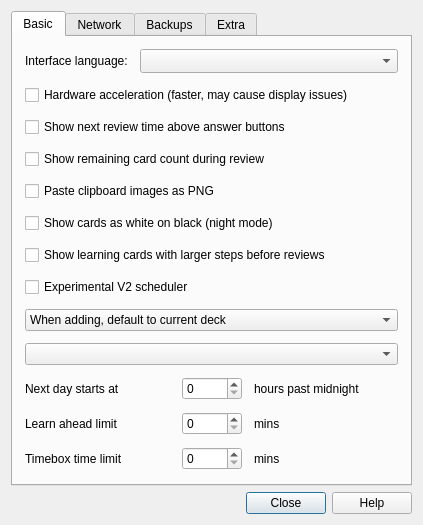
Above: designer/preferences.ui from lovac42/anki before the change. Below: the same form after it.
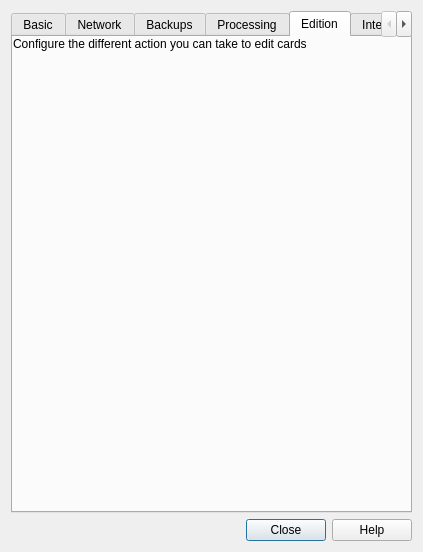
That is the form after the change. The open tabs and pages were chosen to show the change.

Commit message: Multiple preferences windows

Diff of the .ui file:
```diff
--- a/designer/preferences.ui
+++ b/designer/preferences.ui
@@ -7,7 +7,7 @@
     <x>0</x>
     <y>0</y>
     <width>423</width>
-    <height>508</height>
+    <height>552</height>
    </rect>
   </property>
   <property name="windowTitle">
@@ -467,7 +467,7 @@
      </widget>
      <widget class="QWidget" name="tab_3">
       <attribute name="title">
-       <string>Extra</string>
+       <string>Processing</string>
       </attribute>
       <widget class="QWidget" name="verticalLayoutWidget">
        <property name="geometry">
@@ -505,6 +505,80 @@
        </layout>
       </widget>
      </widget>
+     <widget class="QWidget" name="tab_4">
+      <attribute name="title">
+       <string>Edition</string>
+      </attribute>
+      <widget class="QWidget" name="verticalLayoutWidget_2">
+       <property name="geometry">
+        <rect>
+         <x>0</x>
+         <y>0</y>
+         <width>401</width>
+         <height>471</height>
+        </rect>
+       </property>
+       <layout class="QVBoxLayout" name="verticalLayout_5">
+        <item>
+         <widget class="QLabel" name="label_2">
+          <property name="text">
+           <string>Configure the different action you can take to edit cards</string>
+          </property>
+         </widget>
+        </item>
+        <item>
+         <spacer name="verticalSpacer_5">
+          <property name="orientation">
+           <enum>Qt::Vertical</enum>
+          </property>
+          <property name="sizeHint" stdset="0">
+           <size>
+            <width>20</width>
+            <height>40</height>
+           </size>
+          </property>
+         </spacer>
+        </item>
+       </layout>
+      </widget>
+     </widget>
+     <widget class="QWidget" name="tab_5">
+      <attribute name="title">
+       <string>Interface</string>
+      </attribute>
+      <widget class="QWidget" name="verticalLayoutWidget_3">
+       <property name="geometry">
+        <rect>
+         <x>0</x>
+         <y>0</y>
+         <width>408</width>
+         <height>461</height>
+        </rect>
+       </property>
+       <layout class="QVBoxLayout" name="verticalLayout_7">
+        <item>
+         <widget class="QLabel" name="label_3">
+          <property name="text">
+           <string>Configure the graphical user interface.</string>
+          </property>
+         </widget>
+        </item>
+        <item>
+         <spacer name="verticalSpacer_6">
+          <property name="orientation">
+           <enum>Qt::Vertical</enum>
+          </property>
+          <property name="sizeHint" stdset="0">
+           <size>
+            <width>20</width>
+            <height>40</height>
+           </size>
+          </property>
+         </spacer>
+        </item>
+       </layout>
+      </widget>
+     </widget>
     </widget>
    </item>
    <item>
```
Left out of the diff: 2 changed lines with no effect on the pictures.
